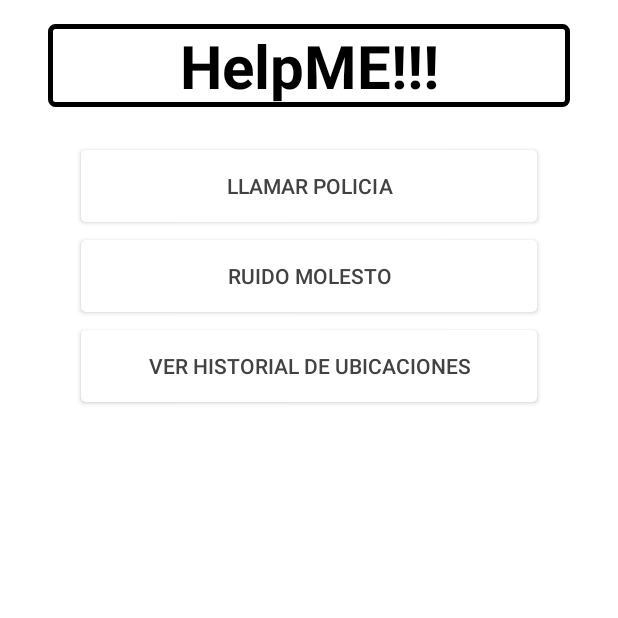
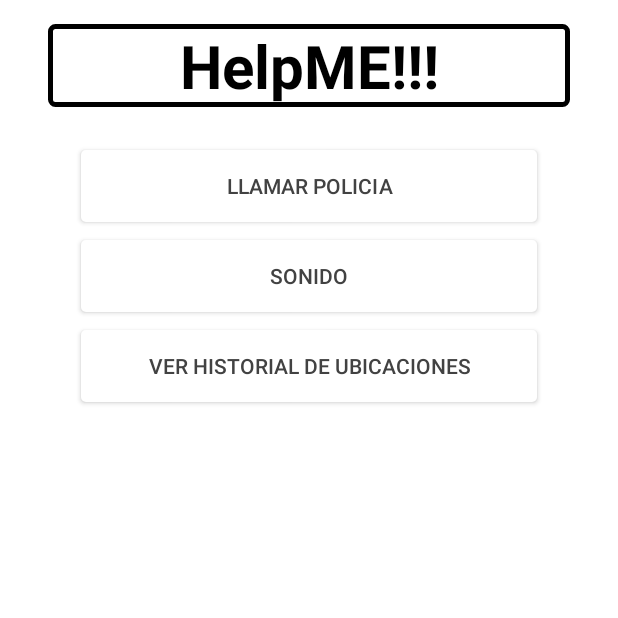
Before and after one commit to felipetoro04/AppSemestralV1, an Android app: the screen it shows after launch (MainActivity), on a phone screen of 412 x 824 dp, the top half of it. Run offline under Robolectric (Android 15) with nearby library versions, the phone set to English and light mode, and no system bars.

Commit message:
btn_Sound

```diff
--- a/app/src/main/java/com/example/appsemestralv1/MainActivity.java
+++ b/app/src/main/java/com/example/appsemestralv1/MainActivity.java
@@ -3,6 +3,7 @@ package com.example.appsemestralv1;
 import androidx.appcompat.app.AppCompatActivity;
 
 import android.content.Intent;
+import android.media.MediaPlayer;
 import android.os.Bundle;
 import android.view.View;
 import android.widget.Button;
@@ -21,6 +22,10 @@ public class MainActivity extends AppCompatActivity  implements  View.OnClickLis
     daoUser dao;
     int userId = -1;
 
+    MediaPlayer mp;
+    Button btn_Sound;
+
+
 
 
 
@@ -30,6 +35,7 @@ public class MainActivity extends AppCompatActivity  implements  View.OnClickLis
 
         super.onCreate(savedInstanceState);
         setContentView(R.layout.activity_main);
+
         textView_Email = findViewById(R.id.textView_email);
 
 
@@ -44,6 +50,14 @@ public class MainActivity extends AppCompatActivity  implements  View.OnClickLis
 
         callFamily=  (ImageButton) findViewById(R.id.CallFamily);
 
+        btn_Sound = (Button) findViewById(R.id.btn_Sound);
+        mp = MediaPlayer.create(this, R.raw.soundd);
+        btn_Sound.setOnClickListener(new View.OnClickListener() {
+            @Override
+            public void onClick(View v) {
+                mp.start();
+            }
+        });
 
         dao = new daoUser(this);
         Intent i = getIntent();
--- a/app/src/main/res/layout/activity_main.xml
+++ b/app/src/main/res/layout/activity_main.xml
@@ -45,7 +45,7 @@
             />
 
         <Button
-            android:id="@+id/Sound"
+            android:id="@+id/btn_Sound"
             android:layout_width="match_parent"
             android:layout_height="wrap_content"
             android:layout_marginStart="54dp"
@@ -55,9 +55,8 @@
             android:layout_marginRight="54dp"
             android:layout_marginBottom="16dp"
             android:background="@drawable/button_circle_two"
-            android:text="RUIDO MOLESTO"
-            android:textColor="@color/cardview_dark_background"
-            />
+            android:text="@string/btn_Sound"
+            android:textColor="@color/cardview_dark_background" />
 
         <Button
             android:id="@+id/HistoryTrack"
--- a/app/src/main/res/values/strings.xml
+++ b/app/src/main/res/values/strings.xml
@@ -1,3 +1,4 @@
 <resources>
     <string name="app_name">AppSemestralV1</string>
+    <string name="btn_Sound">Sonido</string>
 </resources>
```
Also changed, not shown: 1 other file.
